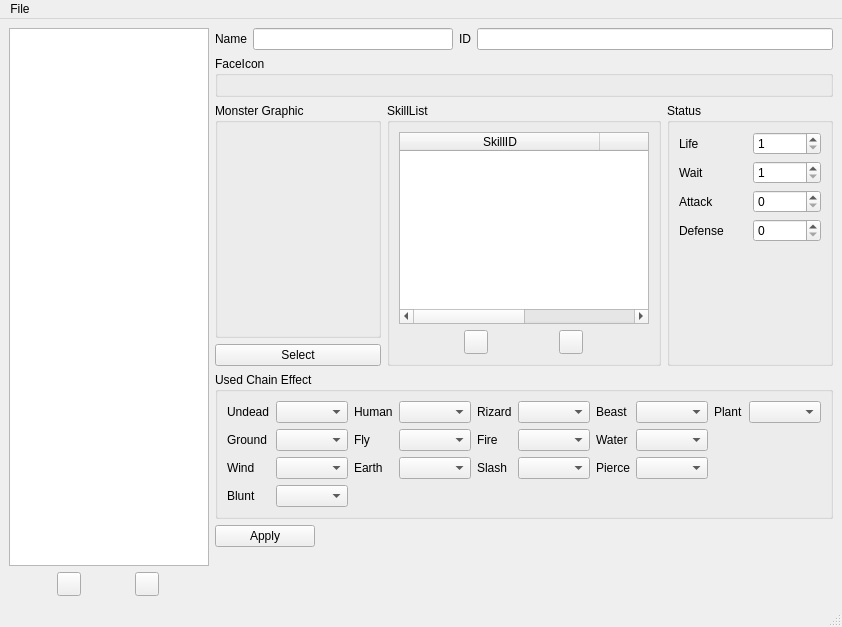
wasedaigo/samancing-roga, file tools/MonsterEditor/RogaMonsterEditor.ui: the form before one commit.
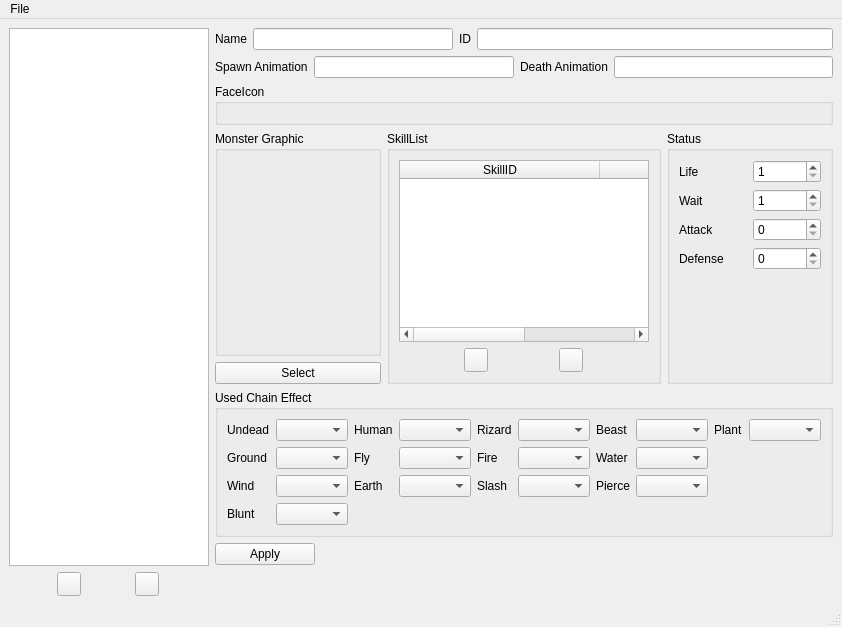
The form after the commit. Icons and pictures are not drawn.

Commit message: Added spawn & death animation

What changed in the file:
```diff
--- a/tools/MonsterEditor/RogaMonsterEditor.ui
+++ b/tools/MonsterEditor/RogaMonsterEditor.ui
@@ -6,7 +6,7 @@
    <rect>
     <x>0</x>
     <y>0</y>
-    <width>746</width>
+    <width>820</width>
     <height>627</height>
    </rect>
   </property>
@@ -121,6 +121,37 @@
         </item>
        </layout>
       </item>
+      <item>
+       <layout class="QHBoxLayout" name="horizontalLayout_8">
+        <item>
+         <widget class="QLabel" name="label_11">
+          <property name="text">
+           <string>Spawn Animation</string>
+          </property>
+         </widget>
+        </item>
+        <item>
+         <widget class="QLineEdit" name="spawnAnimationEdit">
+          <property name="maximumSize">
+           <size>
+            <width>200</width>
+            <height>16777215</height>
+           </size>
+          </property>
+         </widget>
+        </item>
+        <item>
+         <widget class="QLabel" name="label_12">
+          <property name="text">
+           <string>Death Animation</string>
+          </property>
+         </widget>
+        </item>
+        <item>
+         <widget class="QLineEdit" name="deathAnimationEdit"/>
+        </item>
+       </layout>
+      </item>
       <item>
        <widget class="QGroupBox" name="faceIconBox">
         <property name="title">
```
Left out of the diff: 2 changed lines with no effect on the pictures. The commit also changes 1 other file.
